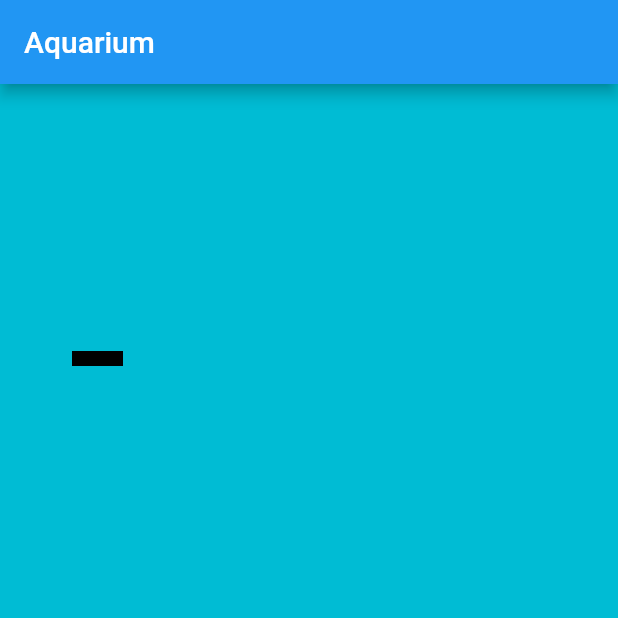
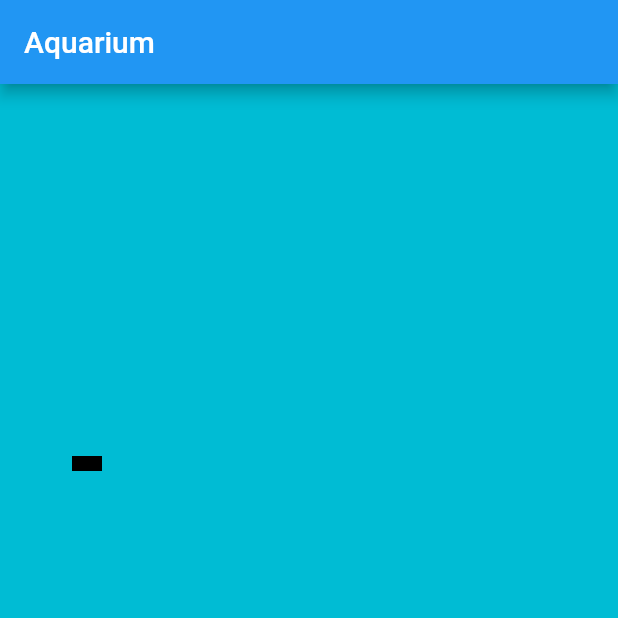
Before and after one commit to PashkovAnatoly/Aquarium, a Flutter app: the screen it shows after launch, on a phone screen of 412 x 824 dp, the top half of it. Run offline on Flutter 3.47's test engine with Material 2 defaults, Android fonts, the phone set to English and light mode, and no system bars.

Commit message:
all fish moving

```diff
--- a/lib/fish.dart
+++ b/lib/fish.dart
@@ -8,17 +8,10 @@ class Fish {
   bool isPredator;
   int size;
   int speed;
+  int direction;
 
-  Fish(this.rect, this.isPredator, this.size){
+  Fish(this.rect, this.isPredator, this.size, this.direction){
     this.speed = 6 - this.size;
-  }
-  Stream<Rect> _move() async*{
-    yield* Stream.periodic(
-        Duration(seconds: 1),
-            (int a){
-          this.rect = this.rect.shift(Offset(2.0, 0.0));
-        }
-    );
   }
 }
 
@@ -36,11 +29,38 @@ class FishManager {
           rng.nextBool() ? rng.nextInt(250).toDouble() : rng.nextInt(250) *
               (-1.0))
       & Size(20.0 * size, 10.0 * size);
-      fishList.add(new Fish(tmpRect, false, size));
+      int direction = rng.nextInt(3);
+      fishList.add(new Fish(tmpRect, false, size, direction));
     }
   }
   List get getFishList {
     return fishList;
+  }
+
+  Stream<Rect> _move() async*{
+    yield* Stream.periodic(
+        Duration(seconds: 1),
+            (int a){
+          for(int i = 0; i < fishList.length; i++){
+            fishList[i].rect = fishList[i].rect.shift(getOffsetDirection(fishList[i]));
+          }
+        }
+    );
+  }
+
+  Offset getOffsetDirection(Fish fish){
+    switch(fish.direction){
+      case 0:
+        return Offset(2.0 * fish.speed, 0.0);
+      case 1:
+        return Offset(-2.0 * fish.speed, 0.0);
+      case 2:
+        return Offset(0.0, 2.0 * fish.speed);
+      case 3:
+        return Offset(0.0, -2.0 * fish.speed);
+      default:
+        return null;
+    }
   }
 }
 
@@ -51,7 +71,7 @@ class MovingFish extends StatelessWidget{
   @override
   Widget build(BuildContext context) {
     return StreamBuilder(
-      stream: manager.getFishList.first._move(),
+      stream: manager._move(),
       builder: (BuildContext context, AsyncSnapshot snapshot) {
         return Center(
           child: CustomPaint(
```
